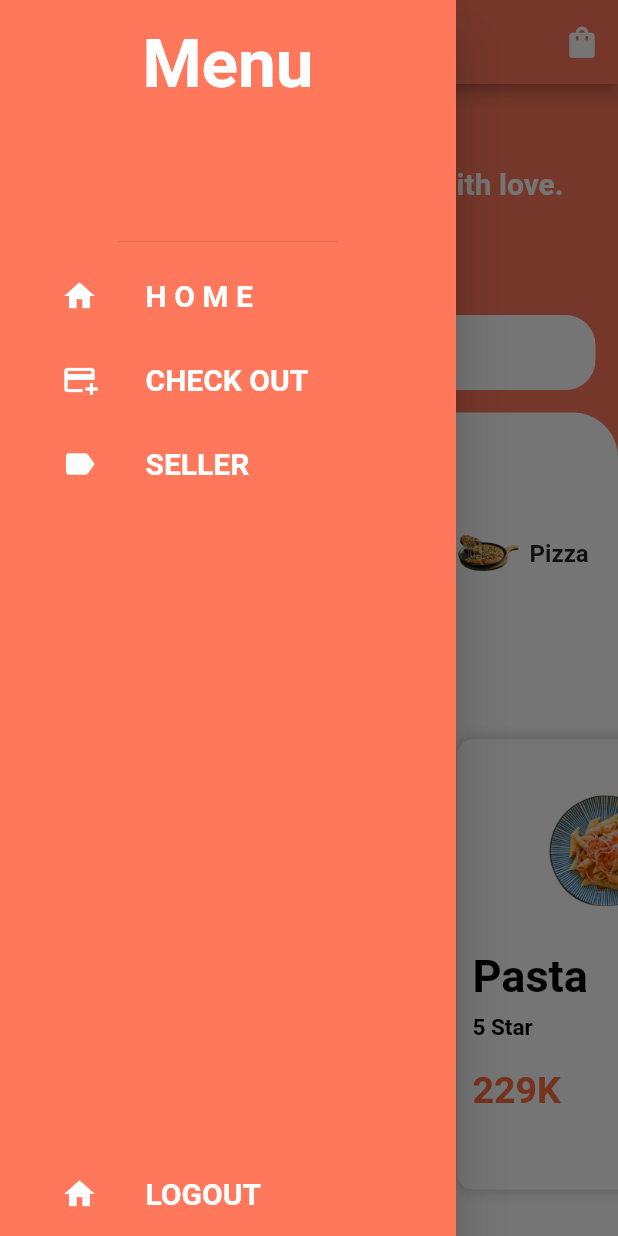
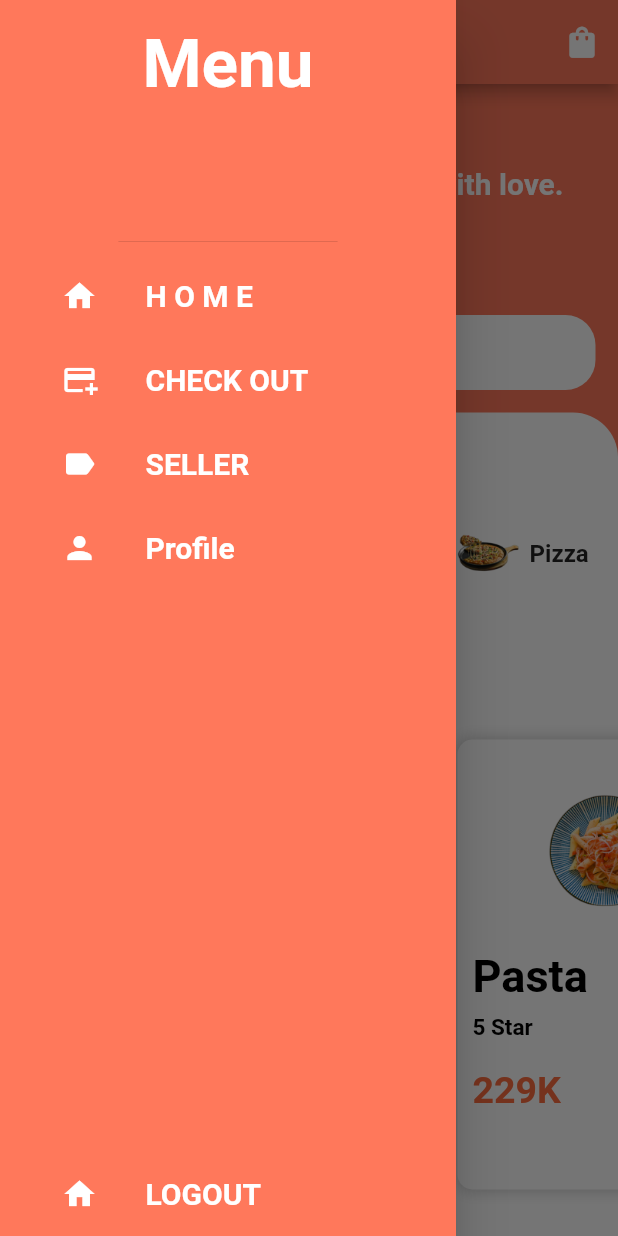
Before and after one commit to phamgiakhiem22022003/shoppingfood, a Flutter app: the HomePage screen opened by its route, with the side drawer open, on a phone screen of 412 x 824 dp. Run offline on Flutter 3.47's test engine with Material 2 defaults, Android fonts, the phone set to English and light mode, and no system bars; our stand-ins replace firebase_auth, firebase_core, sliding_sheet; accounts and stored records are empty.

Commit message:
Drawer home page thêm Profile

```diff
--- a/lib/Page/DrawerHomePage.dart
+++ b/lib/Page/DrawerHomePage.dart
@@ -95,6 +95,28 @@ class _DrawerHomePageState extends State<DrawerHomePage> {
                   },
                 ),
               ),
+
+              //Profile
+              Padding(
+                padding: EdgeInsets.only(left: 25.0),
+                child: ListTile(
+                  leading: Icon(
+                    Icons.person,
+                    color: Colors.white,
+                  ),
+                  title: Text(
+                    "Profile",
+                    style: TextStyle(
+                      fontSize: 20,
+                      fontWeight: FontWeight.bold,
+                      color: Colors.white,
+                    ),
+                  ),
+                  onTap: () {
+                    Navigator.pop(context);
+                  },
+                ),
+              ),
             ],
           ),
 
```
